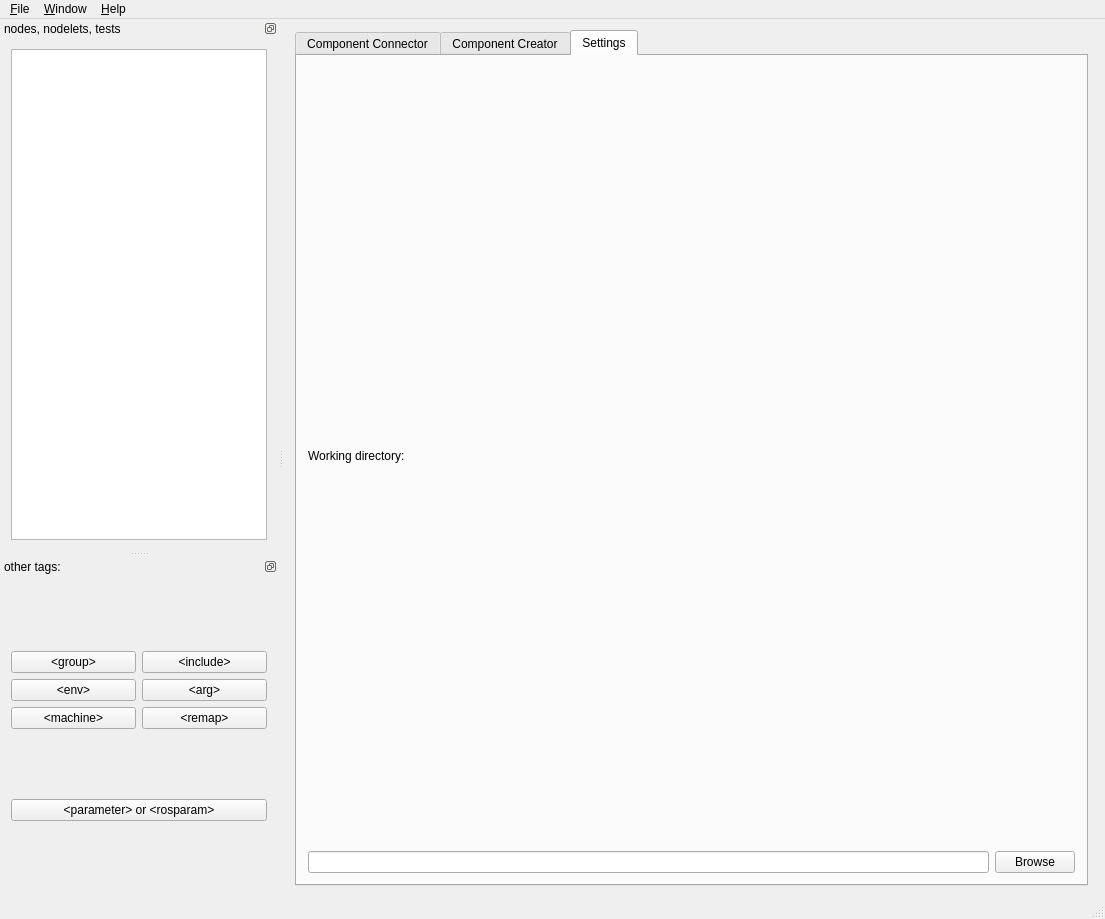
This is rxDev/src/rxdev.ui in songxuchao/rxdeveloper-ros-pkg as Qt 5 draws it before an edit. The edited form follows.
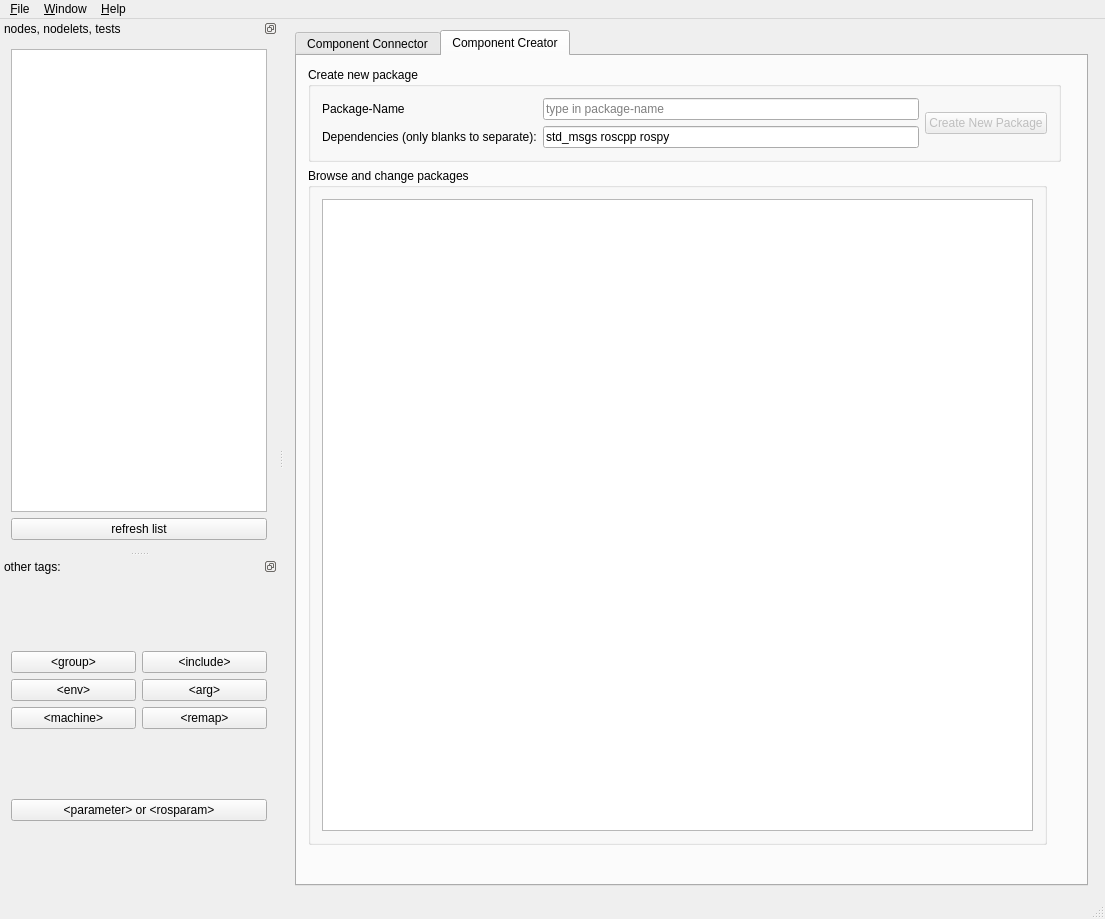
This is the edited form. Icons and pictures are not drawn.

Commit message: added refresh for specfiles, changed the settings look and added statusmessages

The edit to the form file:
```diff
--- a/rxDev/src/rxdev.ui
+++ b/rxDev/src/rxdev.ui
@@ -34,7 +34,7 @@
        </size>
       </property>
       <property name="currentIndex">
-       <number>2</number>
+       <number>1</number>
       </property>
       <widget class="QWidget" name="tab">
        <attribute name="title">
@@ -149,40 +149,6 @@
         </item>
        </layout>
       </widget>
-      <widget class="QWidget" name="tab_5">
-       <attribute name="title">
-        <string>Settings</string>
-       </attribute>
-       <layout class="QGridLayout" name="gridLayout_10">
-        <item row="0" column="0">
-         <widget class="QLabel" name="label_7">
-          <property name="text">
-           <string>Working directory:</string>
-          </property>
-         </widget>
-        </item>
-        <item row="1" column="0">
-         <widget class="QLineEdit" name="lineEdit_workingDir">
-          <property name="enabled">
-           <bool>true</bool>
-          </property>
-          <property name="mouseTracking">
-           <bool>true</bool>
-          </property>
-          <property name="readOnly">
-           <bool>true</bool>
-          </property>
-         </widget>
-        </item>
-        <item row="1" column="1">
-         <widget class="QPushButton" name="pushButton_browseWorkingDir">
-          <property name="text">
-           <string>Browse</string>
-          </property>
-         </widget>
-        </item>
-       </layout>
-      </widget>
      </widget>
     </item>
     <item row="0" column="1">
@@ -296,6 +262,13 @@
        </property>
       </widget>
      </item>
+     <item row="1" column="0">
+      <widget class="QPushButton" name="pushButton_refreshNodes">
+       <property name="text">
+        <string>refresh list</string>
+       </property>
+      </widget>
+     </item>
     </layout>
    </widget>
   </widget>
```
Left out of the diff: 24 changed lines with no effect on the pictures. The commit also changes 8 other files.
